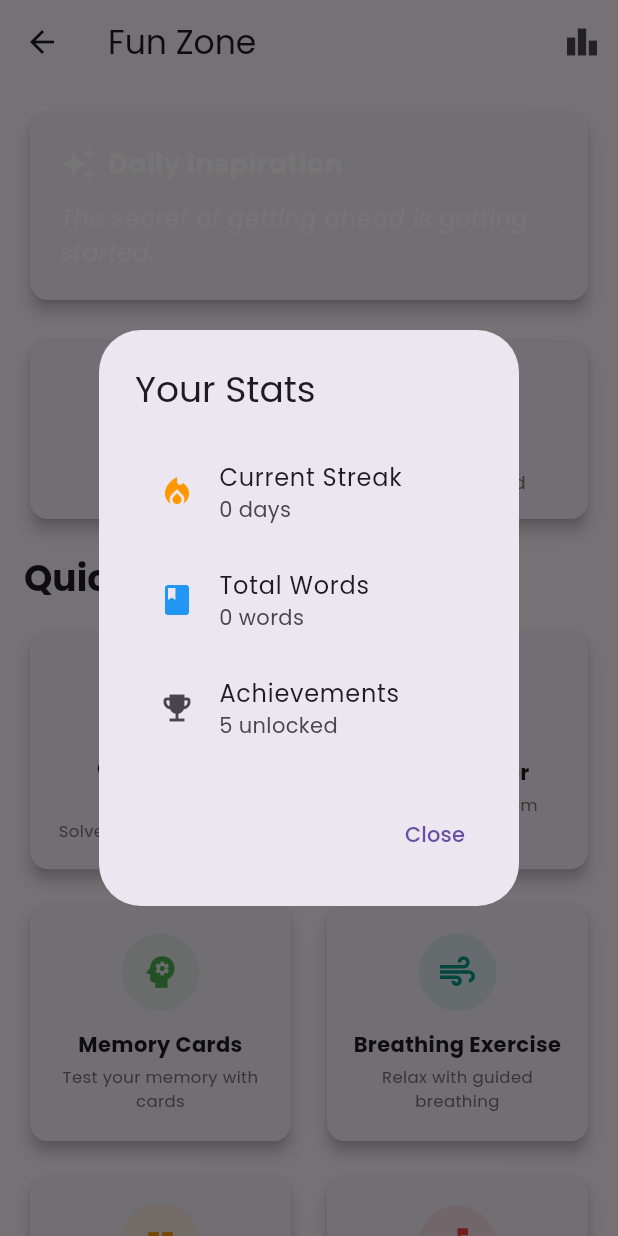
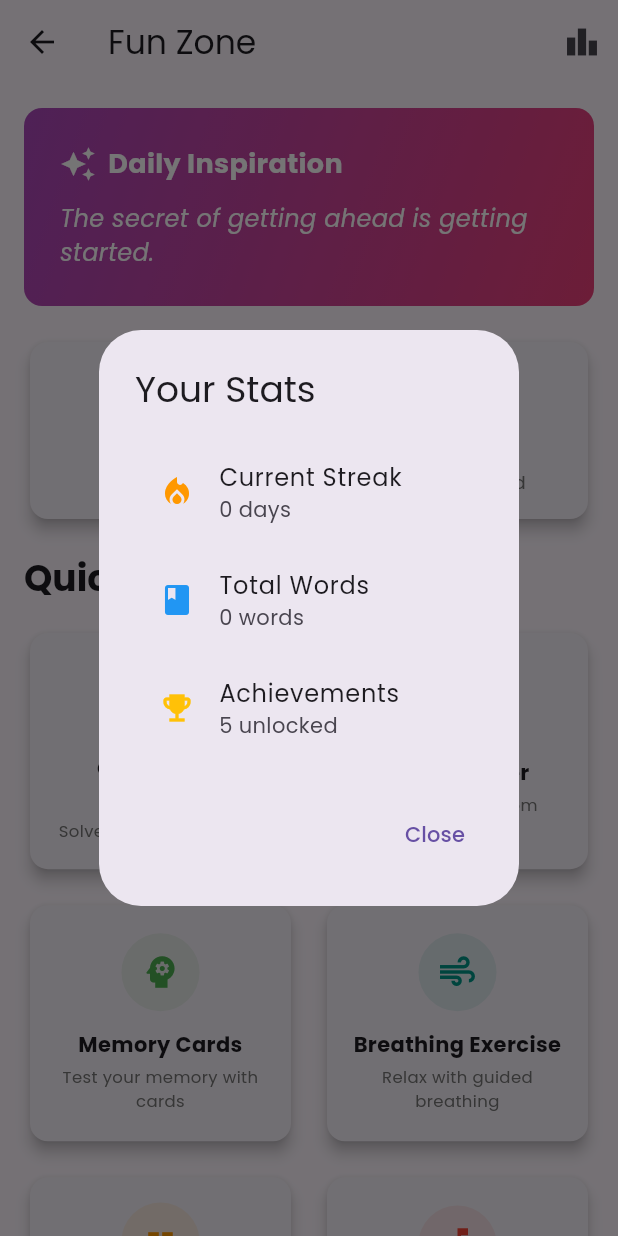
Before and after one commit to osarovasadbek195-wq/ielts-, a Flutter app: the FunZoneScreen screen opened directly, after a tap on the "leaderboard" icon, on a phone screen of 412 x 824 dp. Run offline on Flutter 3.47's test engine with Material 3 defaults, Android fonts, the phone set to English and light mode, and no system bars; our stand-ins replace cached_network_image, flutter_local_notifications, google_fonts, just_audio, lottie, shared_preferences and 2 more; missing offline and left inert: flutter_inappwebview, workmanager; accounts and stored records are empty; statements that could not run were skipped.

Commit message:
Fix Codemagic build errors - remove gradient from Card, fix Colors.gold, remove missing assets, replace Lottie with placeholder

```diff
--- a/lib/screens/fun_zone_screen.dart
+++ b/lib/screens/fun_zone_screen.dart
@@ -96,13 +96,18 @@ class _FunZoneScreenState extends State<FunZoneScreen> {
           crossAxisAlignment: CrossAxisAlignment.start,
           children: [
             // Daily Quote Card
-            Card(
-              elevation: 4,
+            Container(
+              decoration: BoxDecoration(
                 gradient: LinearGradient(
                   colors: [Colors.purple[400]!, Colors.pink[400]!],
                   begin: Alignment.topLeft,
                   end: Alignment.bottomRight,
                 ),
+                borderRadius: BorderRadius.circular(12),
+              ),
+              child: Card(
+                color: Colors.transparent,
+                elevation: 0,
                 child: Padding(
                   padding: const EdgeInsets.all(20),
                   child: Column(
@@ -132,6 +137,7 @@ class _FunZoneScreenState extends State<FunZoneScreen> {
                         ),
                       ),
                     ],
+                  ),
                 ),
               ),
             ),
@@ -205,11 +211,24 @@ class _FunZoneScreenState extends State<FunZoneScreen> {
                 padding: const EdgeInsets.all(16),
                 child: Column(
                   children: [
-                    Lottie.asset(
-                      'assets/animations/meditation.json',
+                    // Placeholder for Lottie animation
+                    Container(
                       height: 100,
-                      repeat: true,
-                      reverse: true,
+                      decoration: BoxDecoration(
+                        gradient: LinearGradient(
+                          colors: [Colors.teal[200]!, Colors.teal[400]!],
+                          begin: Alignment.topLeft,
+                          end: Alignment.bottomRight,
+                        ),
+                        borderRadius: BorderRadius.circular(12),
+                      ),
+                      child: const Center(
+                        child: Icon(
+                          Icons.self_improvement,
+                          size: 50,
+                          color: Colors.white,
+                        ),
+                      ),
                     ),
                     const SizedBox(height: 16),
                     const Text(
@@ -522,7 +541,7 @@ class _FunZoneScreenState extends State<FunZoneScreen> {
               subtitle: Text('$_wordsCollected words'),
             ),
             ListTile(
-              leading: const Icon(Icons.emoji_events, color: Colors.gold),
+              leading: const Icon(Icons.emoji_events, color: Colors.amber),
               title: const Text('Achievements'),
               subtitle: Text('5 unlocked'),
             ),
```
Also changed, not shown: pubspec.yaml (+4 -4 lines), 1 other file. Lines whose indentation alone changed are shown as unchanged.
